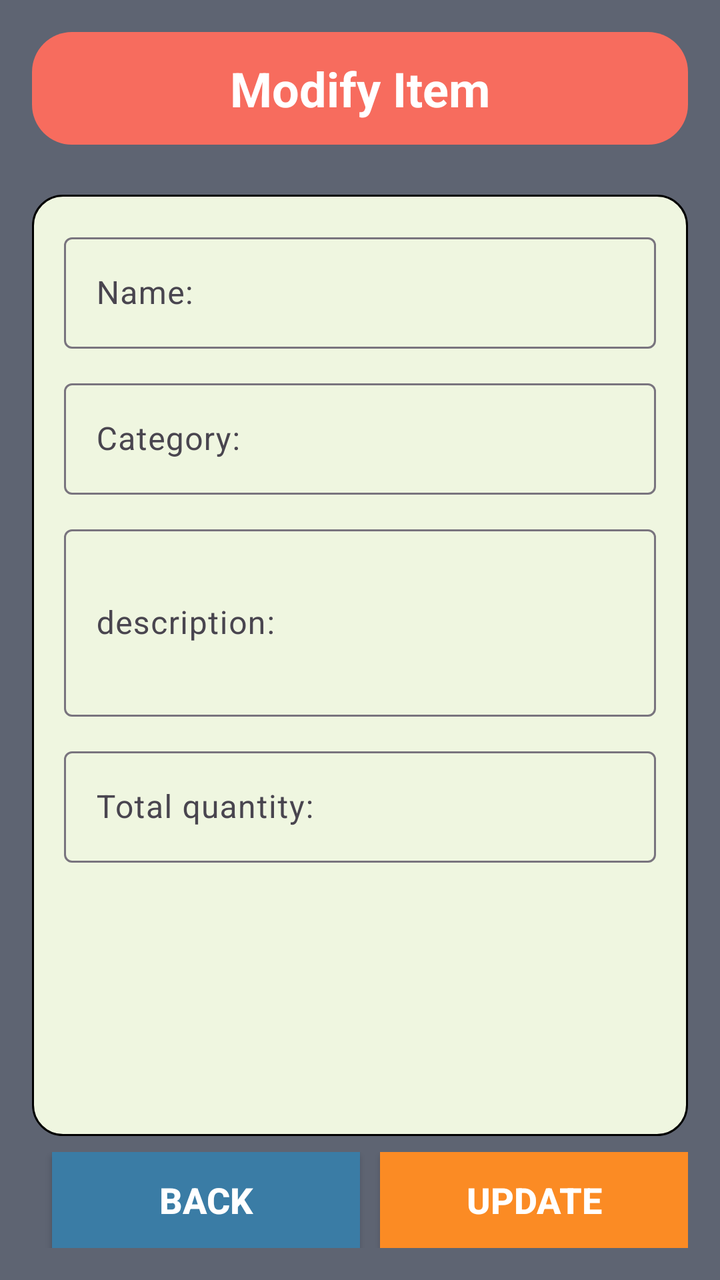
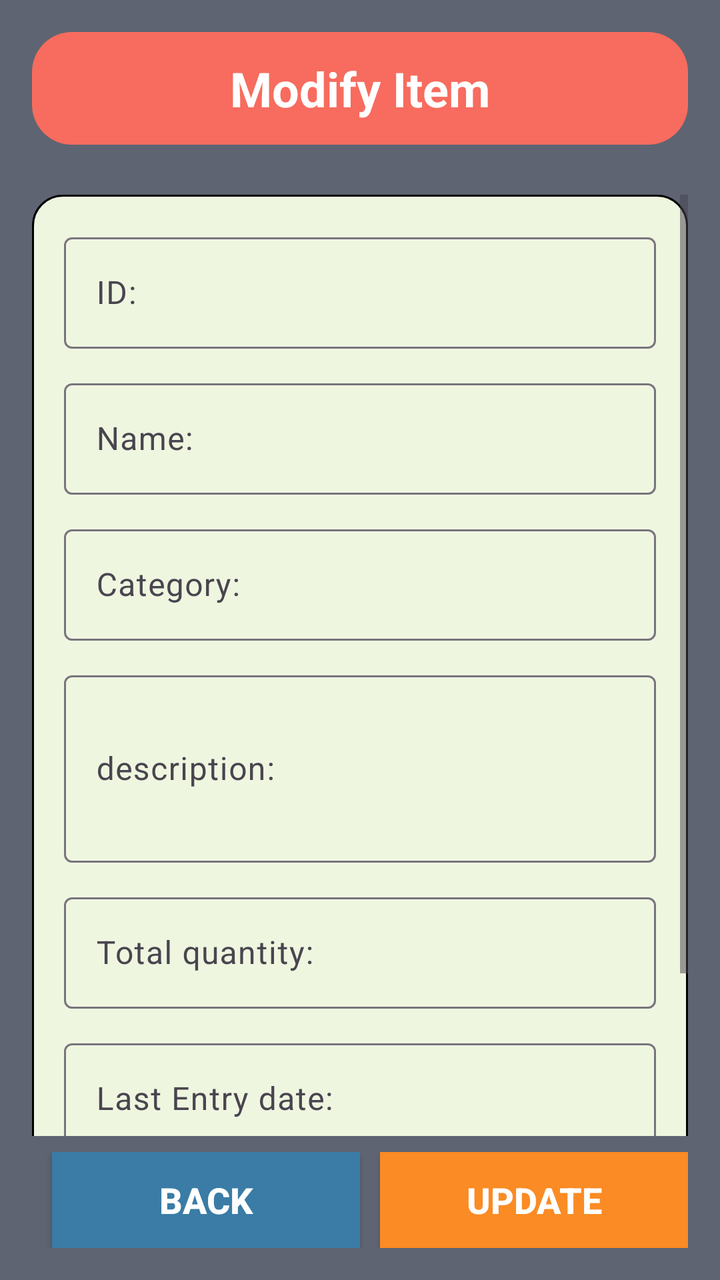

The first picture is an Android layout as it rendered before a commit; the second is the same layout after the commit. The layout source and the unified diff follow.
<!-- AndroidManifest.xml: application theme Theme.InventoryManagmentSystem -->
<!-- res/layout/updating_item.xml -->
<?xml version="1.0" encoding="utf-8"?>
<androidx.constraintlayout.widget.ConstraintLayout xmlns:android="http://schemas.android.com/apk/res/android"
    xmlns:app="http://schemas.android.com/apk/res-auto"
    android:layout_width="match_parent"
    android:layout_height="match_parent"
    android:background="#5e6472"
    android:padding="16dp">

    
    <TextView

        android:id="@+id/titleAdd"
        android:layout_width="0dp"
        android:layout_height="wrap_content"
        android:background="@drawable/shape_title"
        android:gravity="center"
        android:padding="12dp"
        android:text="@string/updating"
        android:textColor="@color/white"
        android:textSize="24sp"
        android:textStyle="bold"
        app:layout_constraintEnd_toEndOf="parent"
        app:layout_constraintStart_toStartOf="parent"
        app:layout_constraintTop_toTopOf="parent" />

    
    <ScrollView
        android:layout_width="0dp"
        android:layout_height="0dp"
        android:layout_marginTop="25dp"
        android:fillViewport="true"
        app:layout_constraintBottom_toTopOf="@id/buttons"
        app:layout_constraintEnd_toEndOf="parent"
        app:layout_constraintStart_toStartOf="parent"
        app:layout_constraintTop_toBottomOf="@id/titleAdd">

        <LinearLayout
            android:layout_width="match_parent"
            android:layout_height="wrap_content"
            android:background="@drawable/shape_decor_lv"
            android:orientation="vertical"
            android:padding="16dp">

            
            <com.google.android.material.textfield.TextInputLayout
                android:layout_width="match_parent"
                android:layout_height="wrap_content"
                android:hint="@string/name">

                <com.google.android.material.textfield.TextInputEditText
                    android:layout_width="match_parent"
                    android:layout_height="wrap_content"
                    android:inputType="textPersonName" />
            </com.google.android.material.textfield.TextInputLayout>

            
            <com.google.android.material.textfield.TextInputLayout
                android:layout_width="match_parent"
                android:layout_height="wrap_content"
                android:layout_marginTop="12dp"
                android:hint="@string/type">

                <com.google.android.material.textfield.TextInputEditText
                    android:layout_width="match_parent"
                    android:layout_height="wrap_content"
                    android:inputType="text" />
            </com.google.android.material.textfield.TextInputLayout>

            
            <com.google.android.material.textfield.TextInputLayout
                android:layout_width="match_parent"
                android:layout_height="wrap_content"
                android:layout_marginTop="12dp"
                android:hint="@string/description">

                <com.google.android.material.textfield.TextInputEditText
                    android:layout_width="match_parent"
                    android:layout_height="wrap_content"
                    android:inputType="textMultiLine"
                    android:minLines="3" />
            </com.google.android.material.textfield.TextInputLayout>

            
            <com.google.android.material.textfield.TextInputLayout
                android:layout_width="match_parent"
                android:layout_height="wrap_content"
                android:layout_marginTop="12dp"
                android:hint="@string/quantity">

                <com.google.android.material.textfield.TextInputEditText
                    android:layout_width="match_parent"
                    android:layout_height="wrap_content"
                    android:inputType="number" />
            </com.google.android.material.textfield.TextInputLayout>

        </LinearLayout>
    </ScrollView>

    
    <LinearLayout
        android:id="@+id/buttons"
        android:layout_width="0dp"
        android:layout_height="wrap_content"
        android:orientation="horizontal"
        android:paddingTop="8dp"
        app:layout_constraintBottom_toBottomOf="parent"
        app:layout_constraintEnd_toEndOf="parent"
        app:layout_constraintStart_toStartOf="parent">

        <androidx.appcompat.widget.AppCompatButton
            android:id="@+id/btnHomeUpdV"
            android:layout_width="wrap_content"
            android:layout_height="wrap_content"
            android:layout_marginHorizontal="10dp"
            android:layout_weight="1"
            android:background="#3a7ca5"
            android:text="@string/back"
            android:textColor="@color/white"
            android:textSize="18sp"
            android:textStyle="bold" />

        <androidx.appcompat.widget.AppCompatButton
            android:id="@+id/btnCreateAddV"
            android:layout_width="wrap_content"
            android:layout_height="wrap_content"
            android:layout_weight="1"
            android:background="#fb8b24"
            android:text="@string/update"
            android:textColor="@color/white"
            android:textSize="18sp"
            android:textStyle="bold" />
    </LinearLayout>

</androidx.constraintlayout.widget.ConstraintLayout>
<!-- resources referenced by this layout -->
<resources>
  <color name="white">#FFFFFFFF</color>
  <!-- drawable shape_decor_lv (drawable) -->
  <?xml version="1.0" encoding="utf-8"?>
  <shape xmlns:android="http://schemas.android.com/apk/res/android"
      android:shape="rectangle">
      <stroke
          android:width="1dp"
          android:color="@color/black" />
      <solid android:color="#eff6e0"/>
      <corners android:radius="15dp"/>
  </shape>
  <!-- drawable shape_title (drawable) -->
  <?xml version="1.0" encoding="utf-8"?>
  <shape xmlns:android="http://schemas.android.com/apk/res/android" android:shape="rectangle">
      <solid android:color="#f76c5e"/>
  
      <corners android:radius="20dp"/>
  </shape>
  <string name="back">Back</string>
  <string name="description">description:</string>
  <string name="name">Name:</string>
  <string name="quantity">Total quantity:</string>
  <string name="type">Category:</string>
  <string name="update">Update</string>
  <string name="updating">Modify Item</string>
  <style name="Theme.InventoryManagmentSystem" parent="Base.Theme.InventoryManagmentSystem" />
  <color name="black">#FF000000</color>
  <style name="Base.Theme.InventoryManagmentSystem" parent="Theme.Material3.DayNight.NoActionBar">
          
          
      </style>
</resources>

<!-- the commit's change to res/layout/updating_item.xml (unified diff, before → after) -->
@@ -8,7 +8,6 @@
 
     
     <TextView
-
         android:id="@+id/titleAdd"
         android:layout_width="0dp"
         android:layout_height="wrap_content"
@@ -40,14 +39,33 @@
             android:background="@drawable/shape_decor_lv"
             android:orientation="vertical"
             android:padding="16dp">
+            
+            <com.google.android.material.textfield.TextInputLayout
+                android:layout_width="match_parent"
+                android:layout_height="wrap_content"
+                android:hint="@string/id">
+
+                <com.google.android.material.textfield.TextInputEditText
+                    android:id="@+id/idItem"
+                    android:layout_width="match_parent"
+                    android:layout_height="wrap_content"
+                    android:clickable="false"
+                    android:focusable="false"
+                    android:inputType="number" />
+
+
+            </com.google.android.material.textfield.TextInputLayout>
+
 
             
             <com.google.android.material.textfield.TextInputLayout
                 android:layout_width="match_parent"
                 android:layout_height="wrap_content"
+                android:layout_marginTop="12dp"
                 android:hint="@string/name">
 
                 <com.google.android.material.textfield.TextInputEditText
+                    android:id="@+id/nameIt"
                     android:layout_width="match_parent"
                     android:layout_height="wrap_content"
                     android:inputType="textPersonName" />
@@ -61,6 +79,7 @@
                 android:hint="@string/type">
 
                 <com.google.android.material.textfield.TextInputEditText
+                    android:id="@+id/categoryIt"
                     android:layout_width="match_parent"
                     android:layout_height="wrap_content"
                     android:inputType="text" />
@@ -74,6 +93,7 @@
                 android:hint="@string/description">
 
                 <com.google.android.material.textfield.TextInputEditText
+                    android:id="@+id/descriptionIt"
                     android:layout_width="match_parent"
                     android:layout_height="wrap_content"
                     android:inputType="textMultiLine"
@@ -88,9 +108,44 @@
                 android:hint="@string/quantity">
 
                 <com.google.android.material.textfield.TextInputEditText
+                    android:id="@+id/totalQuantityIt"
                     android:layout_width="match_parent"
                     android:layout_height="wrap_content"
+                    android:clickable="false"
+                    android:focusable="false"
                     android:inputType="number" />
+            </com.google.android.material.textfield.TextInputLayout>
+
+            
+            <com.google.android.material.textfield.TextInputLayout
+                android:layout_width="match_parent"
+                android:layout_height="wrap_content"
+                android:layout_marginTop="12dp"
+                android:hint="@string/entry">
+
+                <com.google.android.material.textfield.TextInputEditText
+                    android:id="@+id/entryDateIt"
+                    android:layout_width="match_parent"
+                    android:layout_height="wrap_content"
+                    android:clickable="false"
+                    android:focusable="false"
+                    android:inputType="date" />
+            </com.google.android.material.textfield.TextInputLayout>
+
+            
+            <com.google.android.material.textfield.TextInputLayout
+                android:layout_width="match_parent"
+                android:layout_height="wrap_content"
+                android:layout_marginTop="12dp"
+                android:hint="@string/exit">
+
+                <com.google.android.material.textfield.TextInputEditText
+                    android:id="@+id/exitDateIt"
+                    android:layout_width="match_parent"
+                    android:layout_height="wrap_content"
+                    android:clickable="false"
+                    android:focusable="false"
+                    android:inputType="date" />
             </com.google.android.material.textfield.TextInputLayout>
 
         </LinearLayout>
@@ -108,7 +163,7 @@
         app:layout_constraintStart_toStartOf="parent">
 
         <androidx.appcompat.widget.AppCompatButton
-            android:id="@+id/btnHomeUpdV"
+            android:id="@+id/btnBackUpdV"
             android:layout_width="wrap_content"
             android:layout_height="wrap_content"
             android:layout_marginHorizontal="10dp"
@@ -120,7 +175,7 @@
             android:textStyle="bold" />
 
         <androidx.appcompat.widget.AppCompatButton
-            android:id="@+id/btnCreateAddV"
+            android:id="@+id/btnUpdate"
             android:layout_width="wrap_content"
             android:layout_height="wrap_content"
             android:layout_weight="1"
<!-- resource entries referenced after the edit -->
@@ -20,6 +20,9 @@
   </shape>
   <string name="back">Back</string>
   <string name="description">description:</string>
+  <string name="entry">Last Entry date:</string>
+  <string name="exit">Last Exit date:</string>
+  <string name="id">ID:</string>
   <string name="name">Name:</string>
   <string name="quantity">Total quantity:</string>
   <string name="type">Category:</string>
